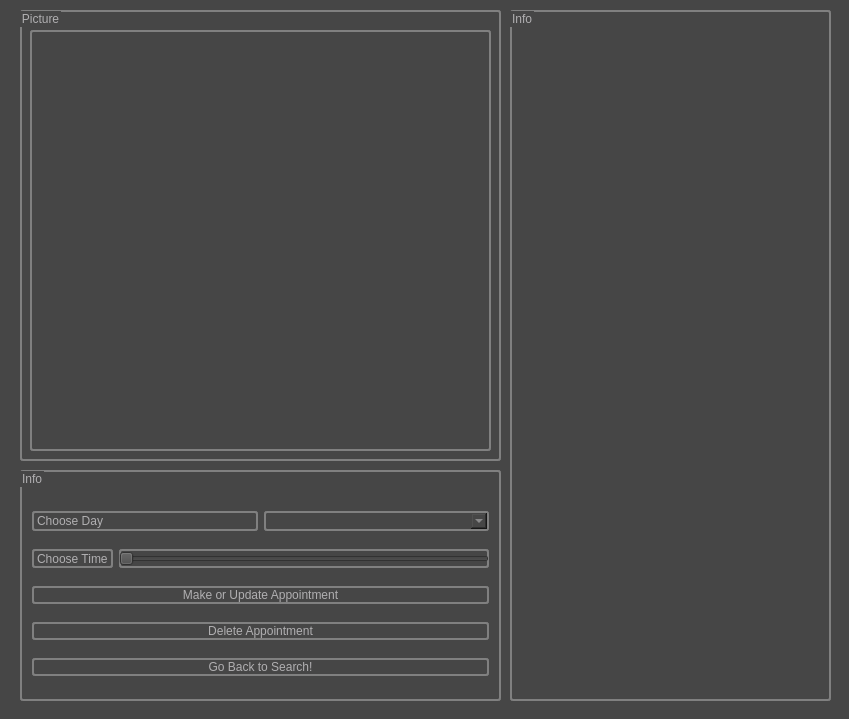
The window that breadnbutter/gui/petprofile.ui (jacksodl23/cs-205-pet-adoption) describes before a commit, drawn with Qt 5.
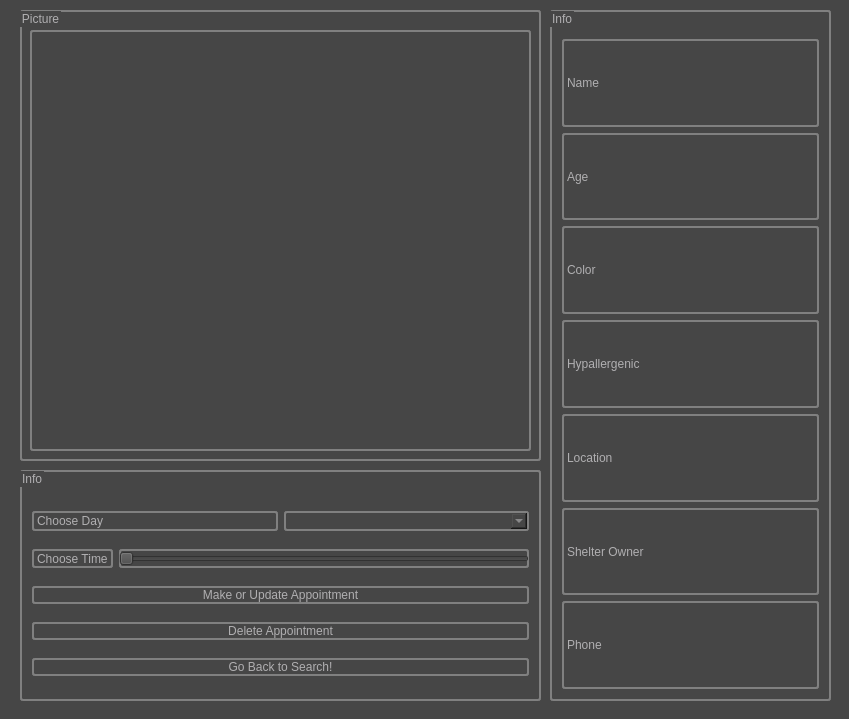
The same window after the commit.

Commit message: more pet profile changes

Patch:
```diff
--- a/breadnbutter/gui/petprofile.ui
+++ b/breadnbutter/gui/petprofile.ui
@@ -21,7 +21,7 @@
     <rect>
      <x>20</x>
      <y>10</y>
-     <width>481</width>
+     <width>521</width>
      <height>451</height>
     </rect>
    </property>
@@ -38,7 +38,7 @@
      <rect>
       <x>10</x>
       <y>20</y>
-      <width>461</width>
+      <width>501</width>
       <height>421</height>
      </rect>
     </property>
@@ -50,9 +50,9 @@
   <widget class="QGroupBox" name="groupBox_2">
    <property name="geometry">
     <rect>
-     <x>510</x>
+     <x>550</x>
      <y>10</y>
-     <width>321</width>
+     <width>281</width>
      <height>691</height>
     </rect>
    </property>
@@ -64,13 +64,64 @@
    <property name="title">
     <string>Info</string>
    </property>
+   <layout class="QVBoxLayout" name="verticalLayout_2">
+    <item>
+     <widget class="QLabel" name="label_3">
+      <property name="text">
+       <string>Name</string>
+      </property>
+     </widget>
+    </item>
+    <item>
+     <widget class="QLabel" name="label_4">
+      <property name="text">
+       <string>Age</string>
+      </property>
+     </widget>
+    </item>
+    <item>
+     <widget class="QLabel" name="label_5">
+      <property name="text">
+       <string>Color</string>
+      </property>
+     </widget>
+    </item>
+    <item>
+     <widget class="QLabel" name="label_6">
+      <property name="text">
+       <string>Hypallergenic</string>
+      </property>
+     </widget>
+    </item>
+    <item>
+     <widget class="QLabel" name="label_7">
+      <property name="text">
+       <string>Location</string>
+      </property>
+     </widget>
+    </item>
+    <item>
+     <widget class="QLabel" name="label_8">
+      <property name="text">
+       <string>Shelter Owner</string>
+      </property>
+     </widget>
+    </item>
+    <item>
+     <widget class="QLabel" name="label_9">
+      <property name="text">
+       <string>Phone</string>
+      </property>
+     </widget>
+    </item>
+   </layout>
   </widget>
   <widget class="QGroupBox" name="groupBox_3">
    <property name="geometry">
     <rect>
      <x>20</x>
      <y>470</y>
-     <width>481</width>
+     <width>521</width>
      <height>231</height>
     </rect>
    </property>
```
Left out of the diff: 10 changed lines with no effect on the pictures.
